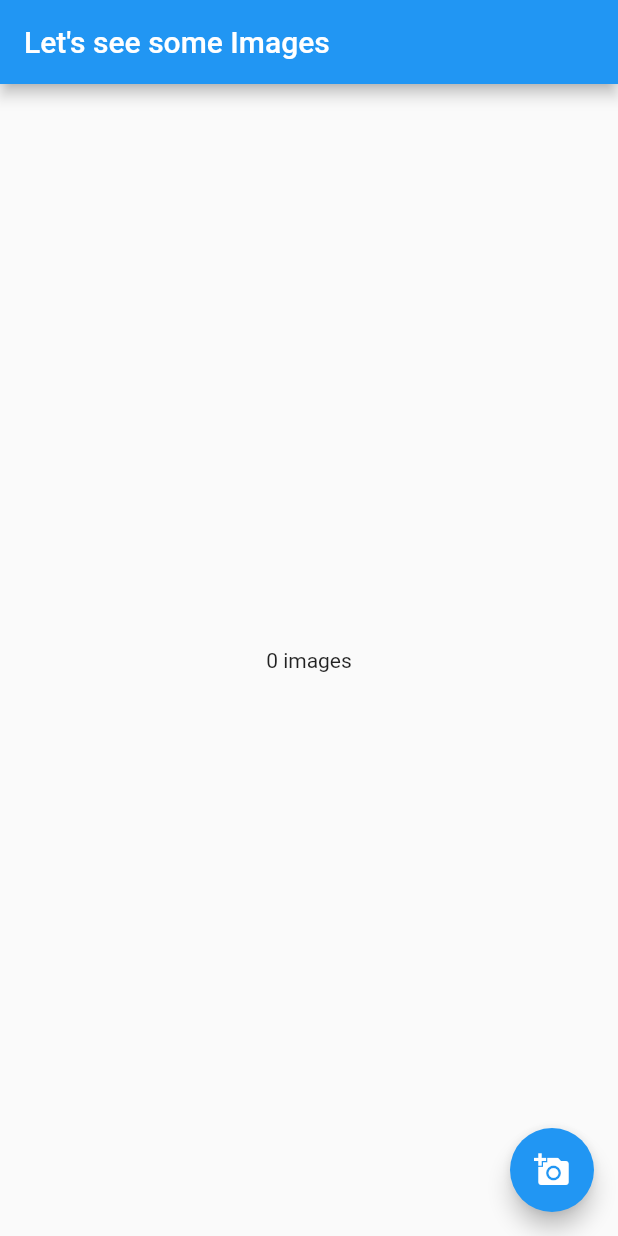
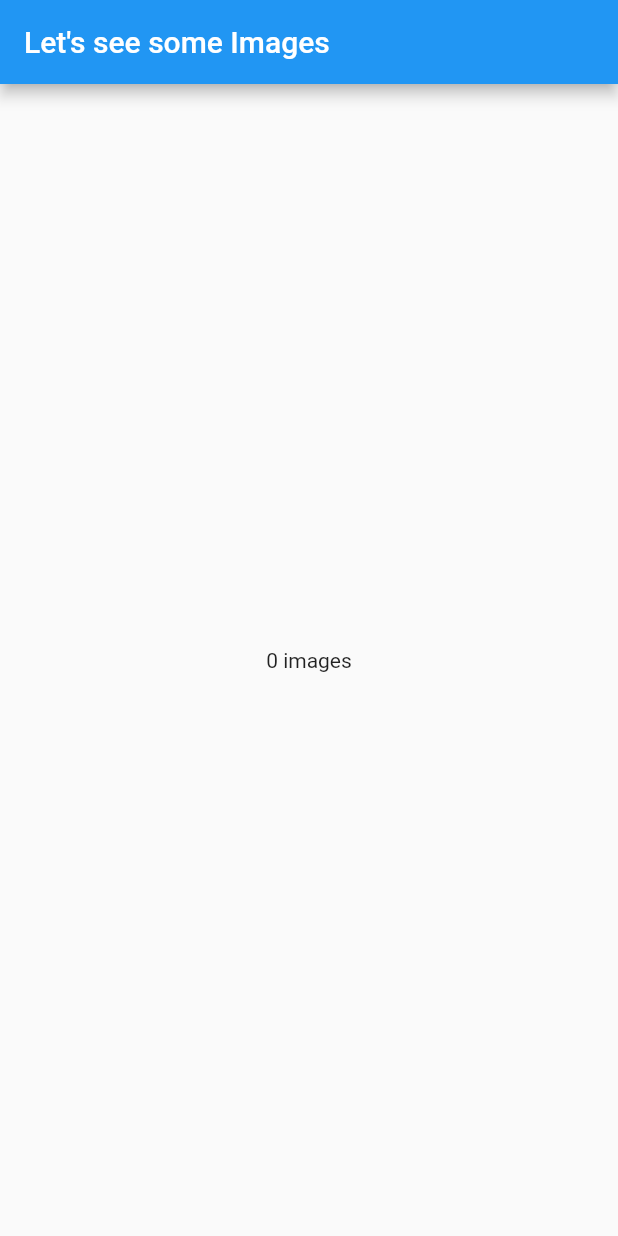
Before and after one commit to AvoMandjian/NASA-Astronomy-of-the-day-flutter, a Flutter app: the screen it shows after launch, on a phone screen of 412 x 824 dp. Run offline on Flutter 3.47's test engine with Material 2 defaults, Android fonts, the phone set to English and light mode, and no system bars.

Commit message:
removed fab

```diff
--- a/lib/src/app.dart
+++ b/lib/src/app.dart
@@ -18,14 +18,6 @@ class _MyAppState extends State<MyApp> {
         appBar: AppBar(
           title: Text('Let\'s see some Images'),
         ),
-        floatingActionButton: FloatingActionButton(
-          onPressed: () {
-            setState(() {
-              i++;
-            });
-          },
-          child: Icon(Icons.add_a_photo),
-        ),
       ),
     );
   }
```
